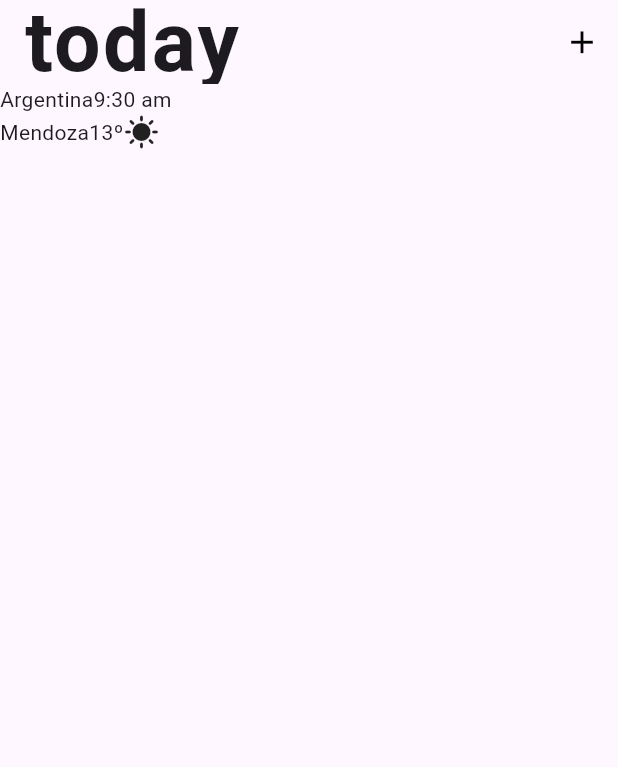
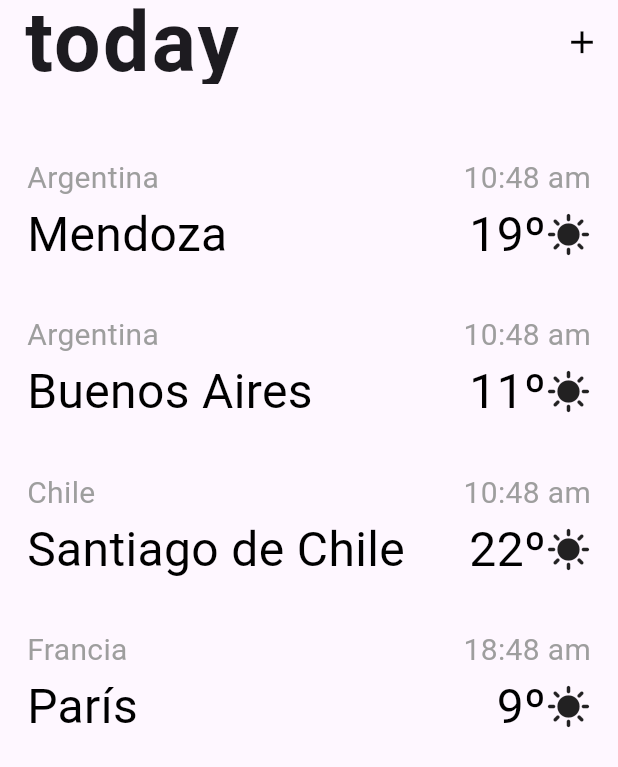
Before and after one commit to ju-lienz/weather-app, a Flutter app: the screen it shows after launch, on a phone screen of 412 x 824 dp. Shown: the top 767 px of the screen. Run offline on Flutter 3.47's test engine with Material 3 defaults, Android fonts, the phone set to English and light mode, and no system bars.

Commit message:
create card for weather information

```diff
--- a/lib/main.dart
+++ b/lib/main.dart
@@ -1,5 +1,5 @@
 import 'package:flutter/material.dart';
-import 'package:weather_app/presentation/home/widgets/home_screen.dart';
+import 'package:weather_app/presentation/home/screens/home_screen.dart';
 
 void main() => runApp(const MyApp());
 
--- /dev/null
+++ b/lib/presentation/home/screens/home_screen.dart
@@ -0,0 +1,80 @@
+import 'package:flutter/material.dart';
+import 'package:weather_app/presentation/home/widgets/weather_card_widget.dart';
+
+class HomeScreen extends StatelessWidget {
+  const HomeScreen({
+    super.key,
+  });
+
+  @override
+  Widget build(BuildContext context) {
+    return Scaffold(
+      appBar: AppBar(
+        title: const Text(
+          "today",
+          style: TextStyle(
+              fontFamily: 'Roboto',
+              fontWeight: FontWeight.bold,
+              letterSpacing: 1.5,
+              fontSize: 55),
+        ),
+        actions: [
+          IconButton(
+            onPressed: () {},
+            icon: const Icon(
+              Icons.add,
+              color: Colors.black,
+              size: 25,
+            ),
+          ),
+        ],
+      ),
+      body: const Padding(
+        padding: EdgeInsets.all(18.0),
+        child: Column(
+          children: [
+            SizedBox(
+              height: 30,
+            ),
+            WeatherCard(
+              country: 'Argentina',
+              time: '10:48 am',
+              location: 'Mendoza',
+              forecast: '19º',
+            ),
+            SizedBox(
+              height: 30,
+            ),
+            WeatherCard(
+              country: 'Argentina',
+              time: '10:48 am',
+              location: 'Buenos Aires',
+              forecast: '11º',
+            ),
+            SizedBox(
+              height: 30,
+            ),
+            WeatherCard(
+              country: 'Chile',
+              time: '10:48 am',
+              location: 'Santiago de Chile',
+              forecast: '22º',
+            ),
+            SizedBox(
+              height: 30,
+            ),
+            WeatherCard(
+              country: 'Francia',
+              time: '18:48 am',
+              location: 'París',
+              forecast: '9º',
+            ),
+            SizedBox(
+              height: 30,
+            ),
+          ],
+        ),
+      ),
+    );
+  }
+}
--- a/lib/presentation/home/widgets/home_screen.dart
+++ /dev/null
@@ -1,52 +0,0 @@
-import 'package:flutter/material.dart';
-
-class HomeScreen extends StatelessWidget {
-  const HomeScreen({
-    super.key,
-  });
-
-  @override
-  Widget build(BuildContext context) {
-    return Scaffold(
-      appBar: AppBar(
-        title: const Text(
-          "today",
-          style: TextStyle(
-              fontFamily: 'Roboto',
-              fontWeight: FontWeight.bold,
-              letterSpacing: 1.5,
-              fontSize: 55),
-        ),
-        actions: [
-          IconButton(
-            onPressed: () {},
-            icon: const Icon(
-              Icons.add,
-              color: Colors.black,
-              size: 25,
-            ),
-          ),
-        ],
-      ),
-      body: const Column(
-        children: [
-          Row(
-            children: [
-              Text(
-                "Argentina",
-              ),
-              Text("9:30 am"),
-            ],
-          ),
-          Row(
-            children: [
-              Text("Mendoza"),
-              Text("13º"),
-              Icon(Icons.sunny),
-            ],
-          )
-        ],
-      ),
-    );
-  }
-}
--- /dev/null
+++ b/lib/presentation/home/widgets/weather_card_widget.dart
@@ -0,0 +1,64 @@
+import 'package:flutter/material.dart';
+
+class WeatherCard extends StatelessWidget {
+  final String country;
+  final String time;
+  final String location;
+  final String forecast;
+
+  const WeatherCard({
+    super.key,
+    required this.country,
+    required this.time,
+    required this.location,
+    required this.forecast,
+  });
+
+  @override
+  Widget build(BuildContext context) {
+    return Column(
+      children: [
+        Row(
+          children: [
+            Text(
+              country,
+              style: const TextStyle(color: Colors.grey, fontSize: 20),
+            ),
+            const Spacer(),
+            Text(
+              time,
+              style: const TextStyle(
+                color: Colors.grey,
+                fontSize: 20,
+              ),
+            ),
+          ],
+        ),
+        Row(
+          crossAxisAlignment: CrossAxisAlignment.center,
+          children: [
+            Text(
+              location,
+              style: const TextStyle(
+                color: Colors.black,
+                fontSize: 32,
+              ),
+            ),
+            const Spacer(),
+            Text(
+              forecast,
+              style: const TextStyle(
+                color: Colors.black,
+                fontSize: 32,
+              ),
+            ),
+            const Icon(
+              Icons.sunny,
+              size: 30,
+            ),
+          ],
+        )
+      ],
+    );
+  }
+}
```
